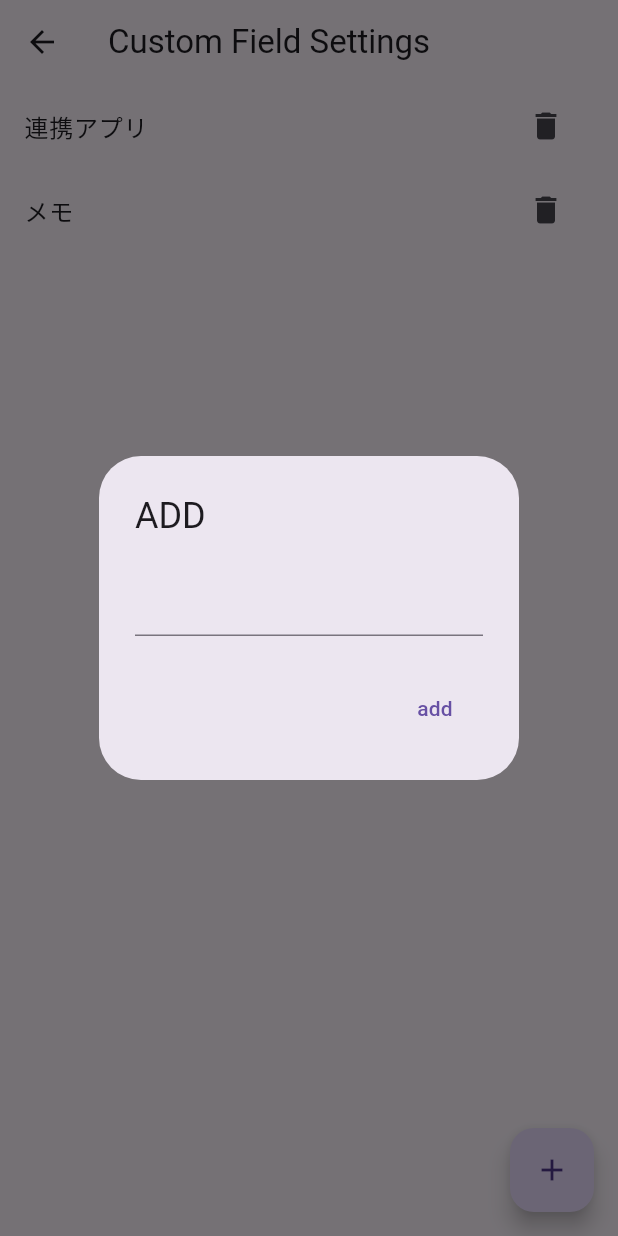
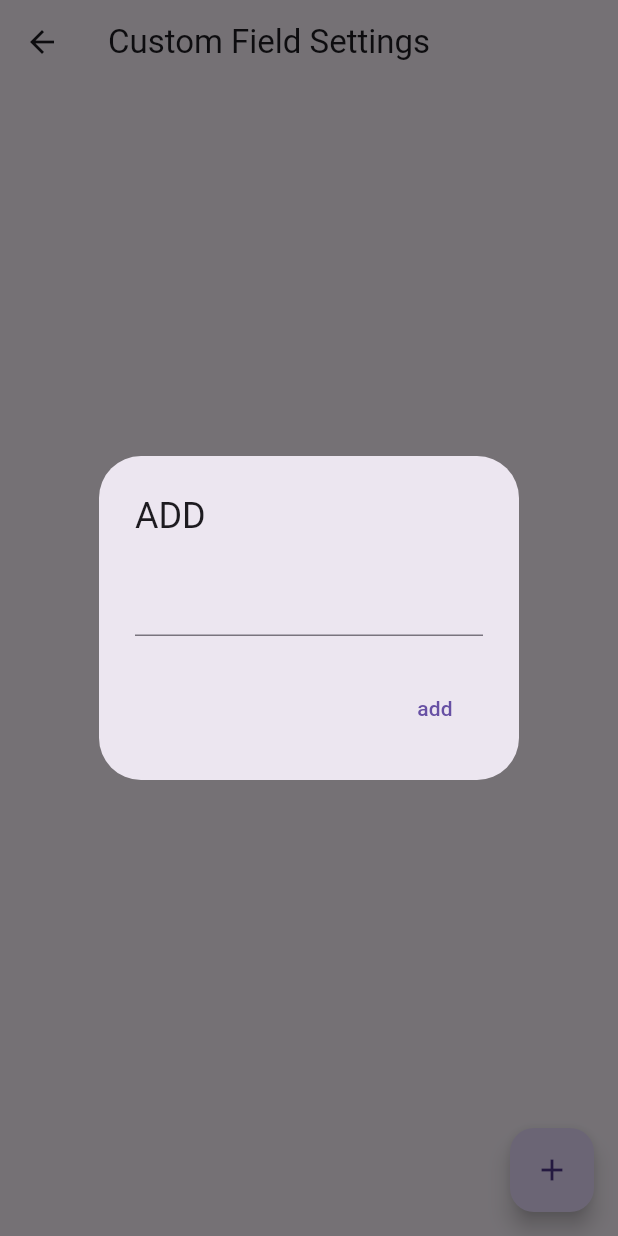
Before and after one commit to JunNakarai/bank-pocket, a Flutter app: the CustomFieldSettingsScreen screen opened directly, after a tap on the "add" icon, on a phone screen of 412 x 824 dp. Run offline on Flutter 3.47's test engine with Material 3 defaults, Android fonts, the phone set to English and light mode, and no system bars; our stand-ins replace csv, file_picker, share_plus, shared_preferences; accounts and stored records are empty.

Commit message:
fix: 追加コンテンツの挙動修正 Fixes #20

```diff
--- a/lib/screens/custom_field_settings_screen.dart
+++ b/lib/screens/custom_field_settings_screen.dart
@@ -21,16 +21,6 @@ class _CustomFieldSettingsScreenState extends State<CustomFieldSettingsScreen> {
   Future<void> _loadCustomFields() async {
     final prefs = await SharedPreferences.getInstance();
     final saved = prefs.getStringList('customFields') ?? [];
-    final defaultFields = ['連携アプリ', 'メモ'];
-
-    if (saved == null || saved.isEmpty) {
-      await prefs.setStringList('customFields', defaultFields);
-      setState(() {
-        _customFields.clear();
-        _customFields.addAll(defaultFields);
-      });
-      return;
-    }
 
     setState(() {
       _customFields.clear();
```
